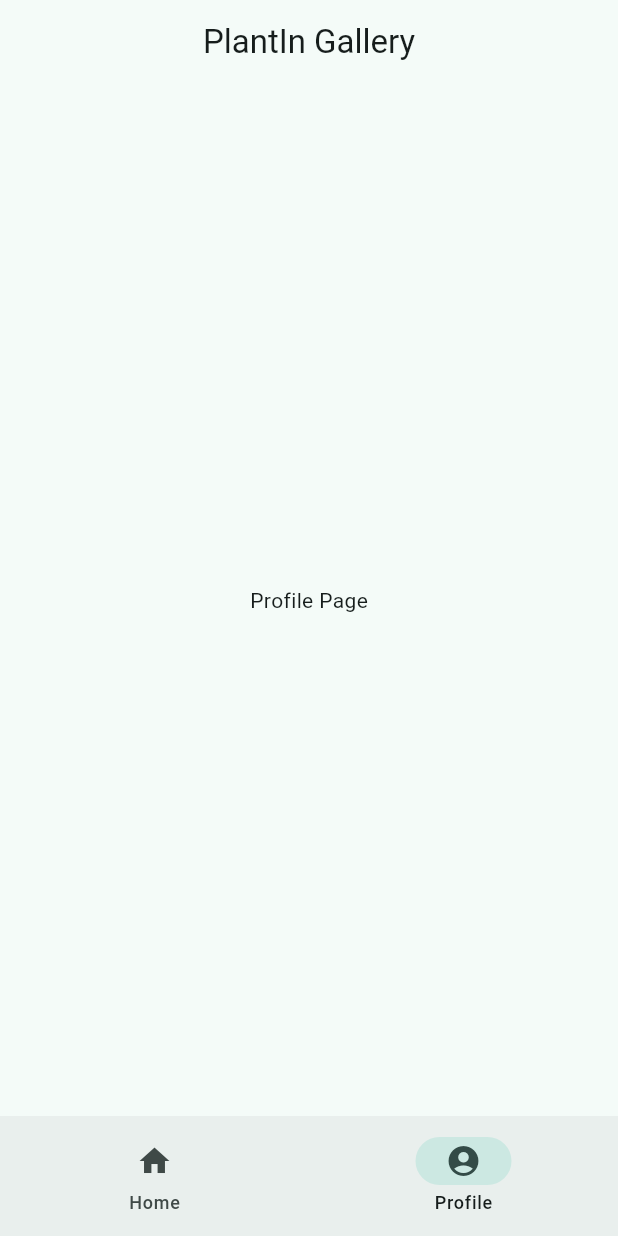
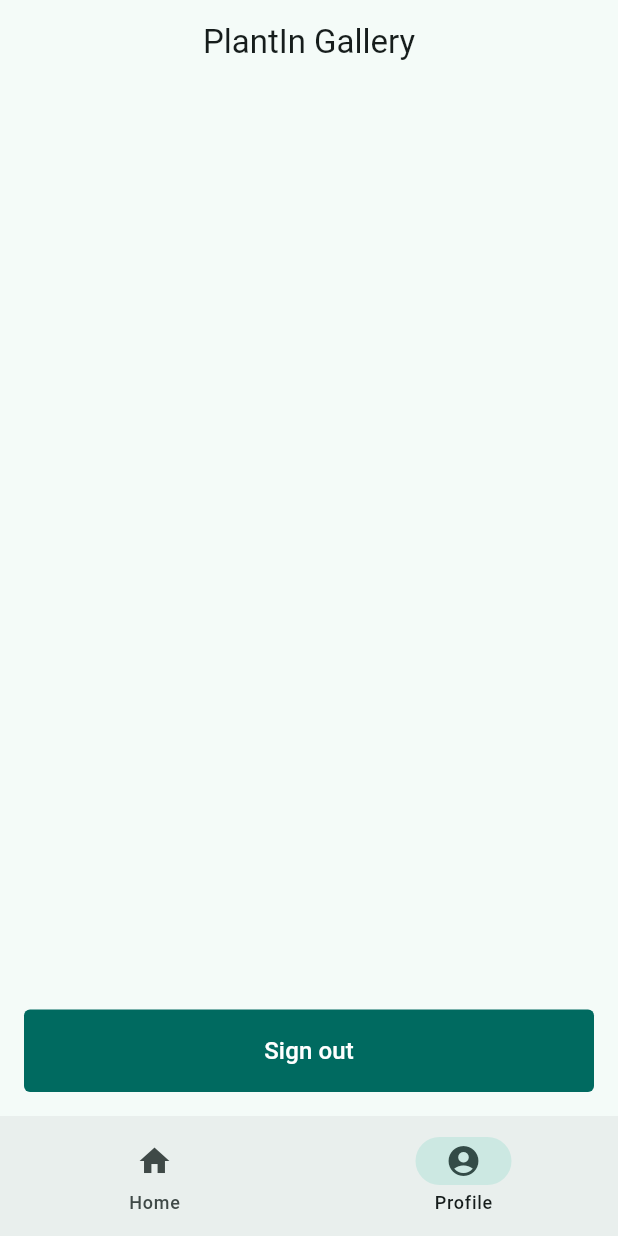
Before and after one commit to andrewvergun/plantin_test_task, a Flutter app: the ProfilePage screen opened by its route, on a phone screen of 412 x 824 dp. Run offline on Flutter 3.47's test engine with Material 3 defaults, Android fonts, the phone set to English and light mode, and no system bars; our stand-ins replace firebase_auth, firebase_core, go_router, shared_preferences; accounts and stored records are empty.

Commit message:
implement sign out functionality

```diff
--- a/lib/common/widgets/common_filled_button.dart
+++ b/lib/common/widgets/common_filled_button.dart
@@ -21,10 +21,11 @@ class _CommonFilledButtonState extends State<CommonFilledButton> {
   Widget build(BuildContext context) {
     return FilledButton(
       onPressed: widget.onPressed,
+
       style: FilledButton.styleFrom(
         shape: RoundedRectangleBorder(borderRadius: BorderRadius.circular(4)),
         elevation: 0,
-        padding: EdgeInsets.symmetric(vertical: 20, horizontal: 32),
+        padding: EdgeInsets.symmetric(vertical: 16, horizontal: 32),
       ),
       child: Row(
         mainAxisSize: MainAxisSize.min,
--- a/lib/features/profile_page/presentation/pages/profile_page.dart
+++ b/lib/features/profile_page/presentation/pages/profile_page.dart
@@ -1,4 +1,6 @@
 import 'package:flutter/material.dart';
+import 'package:plantin_test_task/common/widgets/common_filled_button.dart';
+import '../../../auth/data/services/auth_service.dart';
 
 class ProfilePage extends StatelessWidget {
   const ProfilePage({super.key});
@@ -7,6 +9,25 @@ class ProfilePage extends StatelessWidget {
 
   @override
   Widget build(BuildContext context) {
-    return Scaffold(body: Center(child: Text('Profile Page')));
+    return Scaffold(
+      body: Padding(
+        padding: const EdgeInsets.symmetric(horizontal: 16),
+        child: Column(
+          children: [
+            Spacer(),
+            Row(
+              children: [
+                Expanded(
+                  child: CommonFilledButton(onPressed: () {
+                    AuthService().signOut();
+                  }, text: 'Sign out'),
+                ),
+              ],
+            ),
+            SizedBox(height: 16),
+          ],
+        ),
+      ),
+    );
   }
 }
```
Also changed, not shown: 1 other file.
